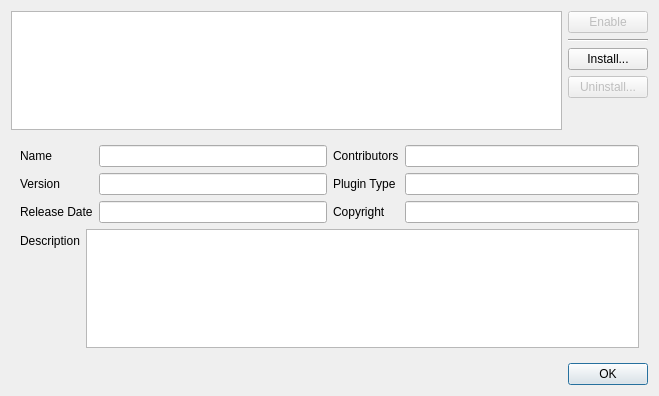
This is src/UI/QT/Form_ManagePlugins.ui in TheBeef/WhippyTerm as Qt 5 draws it before an edit. The edited form follows.
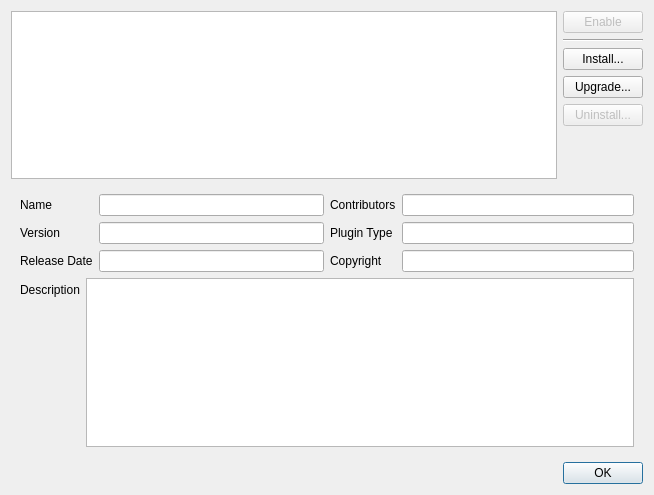
This is the edited form.

Commit message: Added plugin upgrade (Issue #65).  Added new connection to the connection menu (Issue #103)

Diff of the .ui file:
```diff
--- a/src/UI/QT/Form_ManagePlugins.ui
+++ b/src/UI/QT/Form_ManagePlugins.ui
@@ -6,8 +6,8 @@
    <rect>
     <x>0</x>
     <y>0</y>
-    <width>659</width>
-    <height>396</height>
+    <width>654</width>
+    <height>495</height>
    </rect>
   </property>
   <property name="windowTitle">
@@ -75,6 +75,13 @@
            </property>
           </widget>
          </item>
+         <item>
+          <widget class="QPushButton" name="Upgrade_pushButton">
+           <property name="text">
+            <string>Upgrade...</string>
+           </property>
+          </widget>
+         </item>
          <item>
           <widget class="QPushButton" name="Uninstall_pushButton">
            <property name="enabled">
@@ -179,7 +186,11 @@
              </widget>
             </item>
             <item row="1" column="1">
-             <widget class="QLineEdit" name="Version_lineEdit"/>
+             <widget class="QLineEdit" name="Version_lineEdit">
+              <property name="readOnly">
+               <bool>true</bool>
+              </property>
+             </widget>
             </item>
            </layout>
           </widget>
```
The commit also changes 18 other files.
